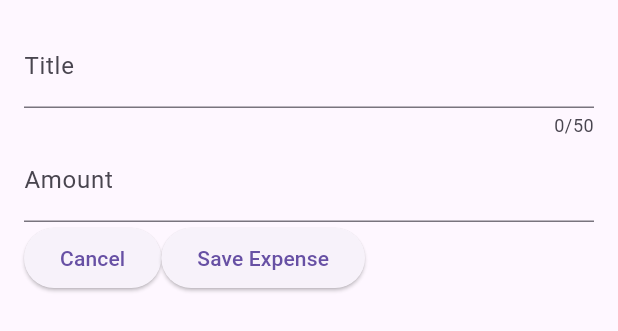
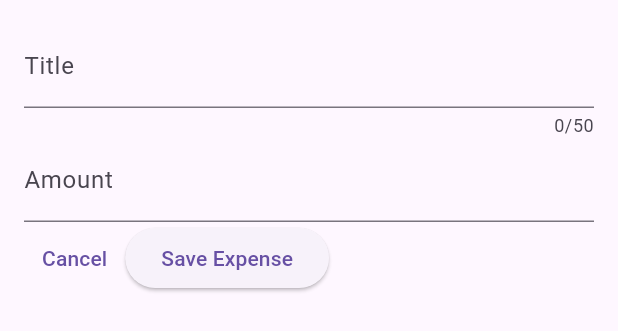
Before and after one commit to zakdim/expense_tracker, a Flutter app: the NewExpense widget shown alone on an empty page, opened directly, on a phone screen of 412 x 824 dp. Shown: the top 331 px of the screen. Run offline on Flutter 3.47's test engine with Material 2 defaults, Android fonts, the phone set to English and light mode, and no system bars.

Commit message:
s05-111 Closing the modal manually

```diff
--- a/lib/widgets/new_expense.dart
+++ b/lib/widgets/new_expense.dart
@@ -41,8 +41,8 @@ class _NewExpenseState extends State<NewExpense> {
           ),
           Row(
             children: [
-              ElevatedButton(
-                onPressed: () {},
+              TextButton(
+                onPressed: () => Navigator.pop(context),
                 child: const Text('Cancel'),
               ),
               ElevatedButton(
```
